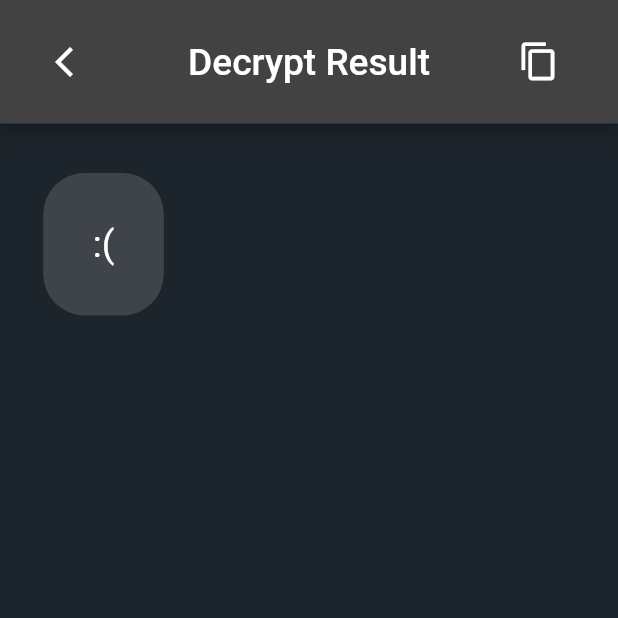
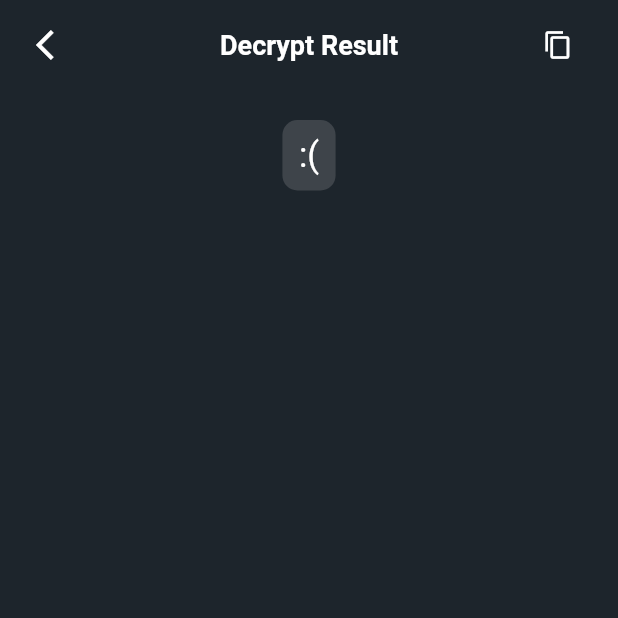
Before and after one commit to musfique113/EncryptX, a Flutter app: the ResultPage screen opened directly, on a phone screen of 412 x 824 dp, the top half of it. Run offline on Flutter 3.47's test engine with Material 2 defaults, Android fonts, the light colour scheme and no system bars; our stand-ins replace sizer; missing offline and left inert: crypton.

Commit message:
added RSA , updated the UI

```diff
--- a/lib/main.dart
+++ b/lib/main.dart
@@ -80,6 +80,8 @@ class HomeScreen extends StatelessWidget {
                 ),
               ),
               SizedBox(height: 30),
+              Column(
+                children: [
                   Container(
                       padding: EdgeInsets.all(8),
                     child: ElevatedButton(
@@ -158,6 +160,8 @@ class HomeScreen extends StatelessWidget {
                   ),
                 ],
               ),
+            ],
+          ),
         ),
       ),
     );
--- a/lib/rsa/pages/result_page.dart
+++ b/lib/rsa/pages/result_page.dart
@@ -5,9 +5,14 @@ import 'package:cyberv2/rsa/widgets/copy_icon_button.dart';
 import 'package:cyberv2/rsa/widgets/message_bubble.dart';
 import 'package:sizer/sizer.dart';
 
+import '../utilities/rsa_brain.dart';
+import 'decrypt_input_page.dart';
+import 'home_page.dart';
+
 late String _message;
 late String _title;
 late String _alert;
+
 
 class ResultPage extends StatefulWidget {
   ResultPage({required message, required title, required alert}) {
@@ -21,33 +26,56 @@ class ResultPage extends StatefulWidget {
 }
 
 class _ResultPageState extends State<ResultPage> {
+  late RSABrain _myRsaBrain = RSABrain();
   @override
   Widget build(BuildContext context) {
     return Scaffold(
       appBar: AppBar(
-        toolbarHeight: 10.h,
+        elevation: 0, // Set the elevation to 0 to remove the shadow
+        backgroundColor: kMainColor, // Set the app bar color here
+        toolbarHeight: 60.0,
         leading: AppBarIconButton(
-          padding: EdgeInsets.only(left: 7.w),
+          padding: EdgeInsets.only(left: 16.0),
           icon: Icons.arrow_back_ios,
           onPressed: () => Navigator.pop(context),
         ),
         title: Text(
           _title,
-          style: kSimpleTextStyle,
+          style: TextStyle(fontSize: 18.0, fontWeight: FontWeight.bold),
         ),
         actions: [
           Padding(
-            padding: EdgeInsets.only(right: 7.w),
+            padding: EdgeInsets.only(right: 16.0),
             child: CopyIconButton(
               clipboardDataText: _message,
               alertText: _alert,
-              iconSize: 20.0.sp,
+              iconSize: 20.0,
             ),
           ),
         ],
       ),
-      body: MessageBubble(
-        text: _message,
+      body: Column(
+        children: [
+          MessageBubble(
+            text: _message,
+          ),
+          // ElevatedButton(
+          //   onPressed: () {
+          //     Navigator.push(
+          //       context,
+          //       MaterialPageRoute(builder: (context) => HomePageRsa() ),
+          //     );
+          //   },
+          //   style: ElevatedButton.styleFrom(
+          //     foregroundColor: Colors.white, backgroundColor: Colors.grey[800],
+          //     padding: EdgeInsets.symmetric(vertical: 15, horizontal: 70),
+          //     shape: RoundedRectangleBorder(
+          //       borderRadius: BorderRadius.circular(25.0),
+          //     ),
+          //   ),
+          //   child: Text('Back to RSA'),
+          // ),
+        ],
       ),
     );
   }
--- a/lib/rsa/widgets/copy_icon_button.dart
+++ b/lib/rsa/widgets/copy_icon_button.dart
@@ -23,10 +23,7 @@ class CopyIconButton extends StatelessWidget {
               SnackBar(
                 content: Text(
                   alertText,
-                  textAlign: TextAlign.center,
-                  style: kSnackBarTextStyle,
                 ),
-                backgroundColor: Colors.transparent,
               ),
             );
           });
--- a/lib/rsa/widgets/message_bubble.dart
+++ b/lib/rsa/widgets/message_bubble.dart
@@ -1,5 +1,4 @@
 import 'package:flutter/material.dart';
-import 'package:sizer/sizer.dart';
 import 'package:cyberv2/rsa/utilities/constants.dart';
 
 class MessageBubble extends StatelessWidget {
@@ -11,19 +10,22 @@ class MessageBubble extends StatelessWidget {
   Widget build(BuildContext context) {
     return SingleChildScrollView(
       physics: BouncingScrollPhysics(),
+      child: Center(
         child: Padding(
-        padding: EdgeInsets.only(
-            left: 7.0.w, right: 7.0.w, top: 4.0.h, bottom: 4.0.h),
+          padding: EdgeInsets.all(20),
           child: Container(
             decoration: BoxDecoration(
               color: kSecondaryColor,
-              borderRadius: BorderRadius.all(Radius.circular(20.sp))),
+              borderRadius: BorderRadius.all(
+                Radius.circular(10.0),
+              ),
+            ),
             child: Padding(
-            padding: EdgeInsets.only(
-                left: 8.0.w, right: 8.0.w, top: 4.0.h, bottom: 4.0.h),
+              padding: EdgeInsets.symmetric(horizontal: 11,vertical: 10),
               child: Text(
                 text,
-              style: kSimpleTextStyle,
+                style: TextStyle(fontSize: 23),
+              ),
             ),
           ),
         ),
```
Also changed, not shown: lib/rsa/pages/decrypt_input_page.dart (+11 -5 lines), lib/rsa/pages/error_page.dart (+15 -13 lines), lib/rsa/pages/home_page.dart (+28 -17 lines), lib/rsa/pages/message_input_page.dart (+39 -17 lines), lib/rsa/pages/public_key_input_page.dart (+31 -10 lines), lib/rsa/utilities/constants.dart (+5 -5 lines), lib/rsa/widgets/editor_screen_template.dart (+21 -11 lines). Lines whose indentation alone changed are shown as unchanged.
